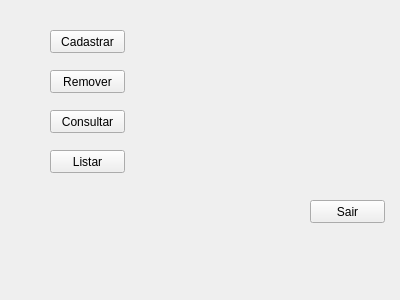
Before: the Qt Designer form mainwindow.ui in kaioFerreira/CRUD-CPP-Arquivo, drawn with Qt 5.
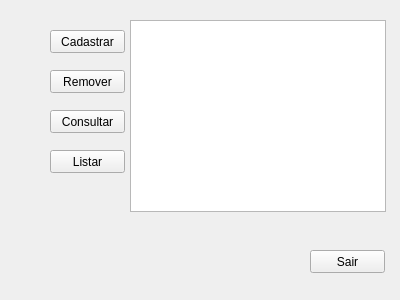
After: the same form once the commit is applied.

The edit to the form file:
```diff
--- a/mainwindow.ui
+++ b/mainwindow.ui
@@ -31,7 +31,7 @@
     <property name="geometry">
      <rect>
       <x>310</x>
-      <y>200</y>
+      <y>250</y>
       <width>75</width>
       <height>23</height>
      </rect>
@@ -82,6 +82,16 @@
      <string>Listar</string>
     </property>
    </widget>
+   <widget class="QListWidget" name="listWidget">
+    <property name="geometry">
+     <rect>
+      <x>130</x>
+      <y>20</y>
+      <width>256</width>
+      <height>192</height>
+     </rect>
+    </property>
+   </widget>
   </widget>
  </widget>
  <layoutdefault spacing="6" margin="11"/>
```
